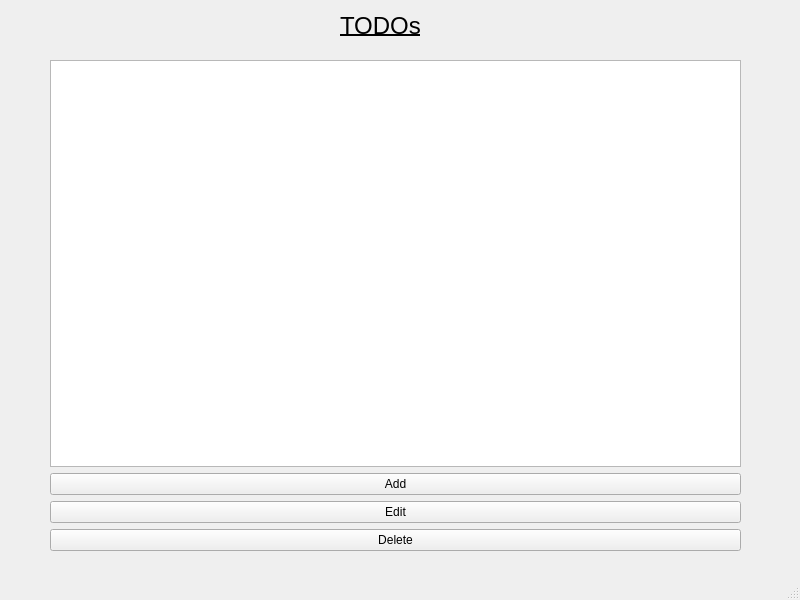
The window that mainwindow.ui (TriGonostylops/qt-todo) describes before a commit, drawn with Qt 5.
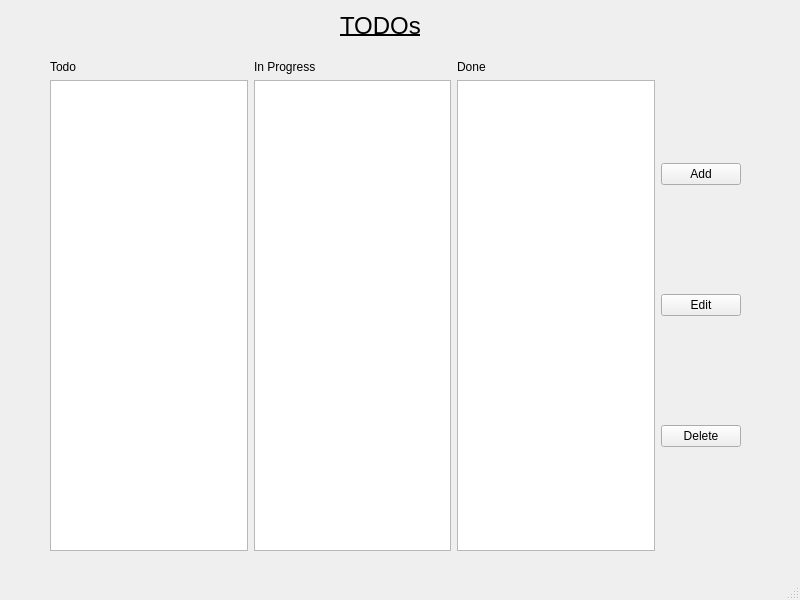
The same window after the commit.

```diff
--- a/mainwindow.ui
+++ b/mainwindow.ui
@@ -25,10 +25,53 @@
     </property>
     <layout class="QGridLayout" name="gridLayout_2">
      <item row="0" column="0">
-      <widget class="QListWidget" name="taskListWidget"/>
+      <layout class="QGridLayout" name="layout">
+       <item row="0" column="2">
+        <layout class="QGridLayout" name="InProgressGrid">
+         <item row="0" column="0">
+          <widget class="QLabel" name="inProgressLabel">
+           <property name="text">
+            <string>In Progress</string>
+           </property>
+          </widget>
+         </item>
+         <item row="1" column="0">
+          <widget class="QListWidget" name="inProgressListWidget"/>
+         </item>
+        </layout>
+       </item>
+       <item row="0" column="1">
+        <layout class="QGridLayout" name="todoGrid">
+         <item row="1" column="0">
+          <widget class="QListWidget" name="todoListWidget"/>
+         </item>
+         <item row="0" column="0">
+          <widget class="QLabel" name="todoLabel">
+           <property name="text">
+            <string>Todo</string>
+           </property>
+          </widget>
+         </item>
+        </layout>
+       </item>
+       <item row="0" column="3">
+        <layout class="QGridLayout" name="InProgressGrid_2">
+         <item row="0" column="0">
+          <widget class="QLabel" name="inProgressLabel_2">
+           <property name="text">
+            <string>Done</string>
+           </property>
+          </widget>
+         </item>
+         <item row="1" column="0">
+          <widget class="QListWidget" name="doneListWidget"/>
+         </item>
+        </layout>
+       </item>
+      </layout>
      </item>
-     <item row="1" column="0">
-      <layout class="QGridLayout" name="gridLayout">
+     <item row="0" column="1">
+      <layout class="QGridLayout" name="actionButtonsGrid">
        <item row="0" column="0">
         <widget class="QPushButton" name="addTaskButton">
          <property name="text">
```
